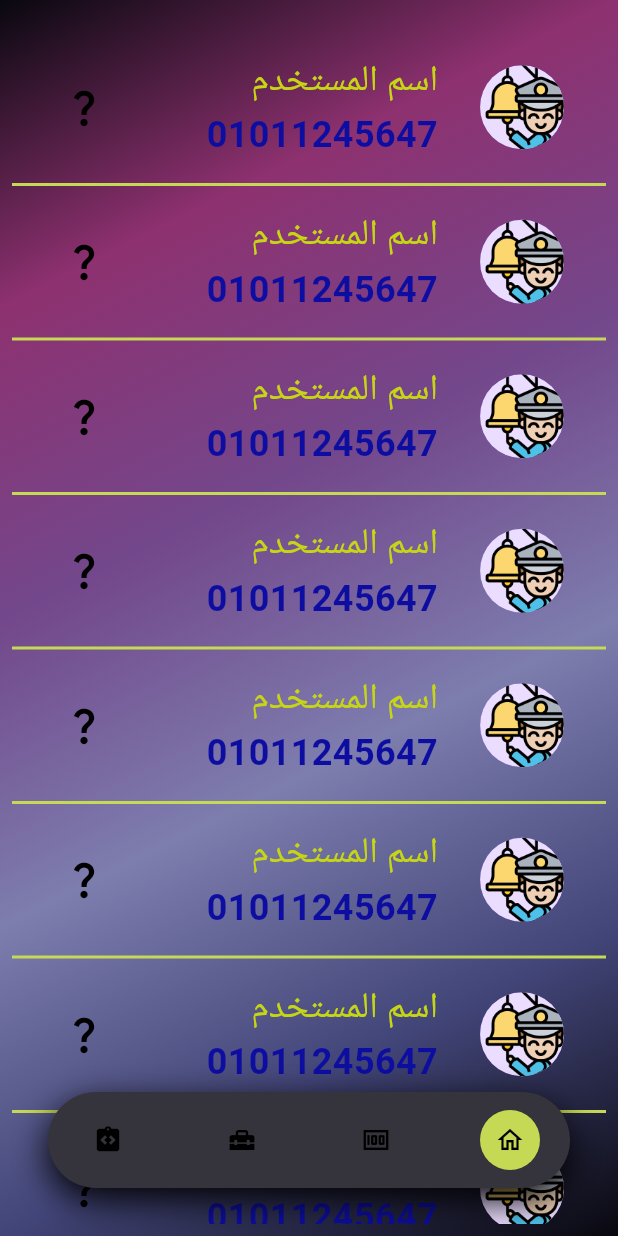
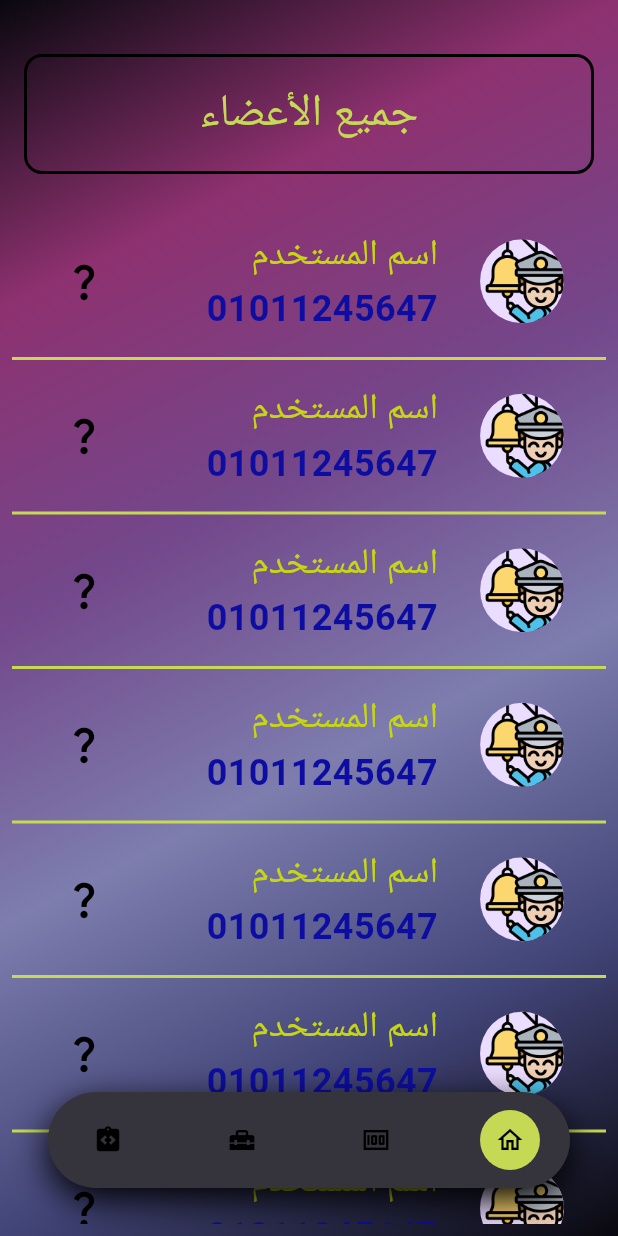
Before and after one commit to Mohamed17Amer/madunia_admin, a Flutter app: the screen it shows after launch, on a phone screen of 412 x 824 dp. Run offline on Flutter 3.47's test engine with Material 3 defaults, Android fonts, the light colour scheme and no system bars; our stand-ins replace bloc, cloud_firestore, dio, firebase_auth, firebase_core, flutter_bloc and 2 more; accounts and stored records are empty.

Commit message:
first success run

```diff
--- /dev/null
+++ b/devtools_options.yaml
@@ -0,0 +1,3 @@
+description: This file stores settings for Dart & Flutter DevTools.
+documentation: https://docs.flutter.dev/tools/devtools/extensions#configure-extension-enablement-states
+extensions:
--- a/lib/features/all_users/presentation/view/pages/all_users_screen.dart
+++ b/lib/features/all_users/presentation/view/pages/all_users_screen.dart
@@ -16,20 +16,17 @@ class AllUsersScreen extends StatelessWidget {
         builder: (context, state) {
           return Padding(
             padding: const EdgeInsets.all(8.0),
-            child: Form(
-              key: context.read<AllUsersCubit>().repairScreenKey,
-              child: CustomScrollView(
+            child: CustomScrollView(
 
-                  slivers: [
-                    SafeArea(child: SizedBox(height: 20)),
-                    CustomAppBar(title: "جميع الأعضاء"),
+                slivers: [
+                  SliverToBoxAdapter(child: SafeArea(child: SizedBox(height: 20))),
+                  SliverToBoxAdapter(child: CustomAppBar(title: "جميع الأعضاء")),
 
 
-                SliverToBoxAdapter(child: SizedBox(height: 20)),
-                AllUsersSliverList(),
+              SliverToBoxAdapter(child: SizedBox(height: 20)),
+              AllUsersSliverList(),
 
-                  ],
-                ),
+                ],
               ),
             );
 
```
Also changed, not shown: firebase.json, lib/firebase_options.dart, 3 other files.
